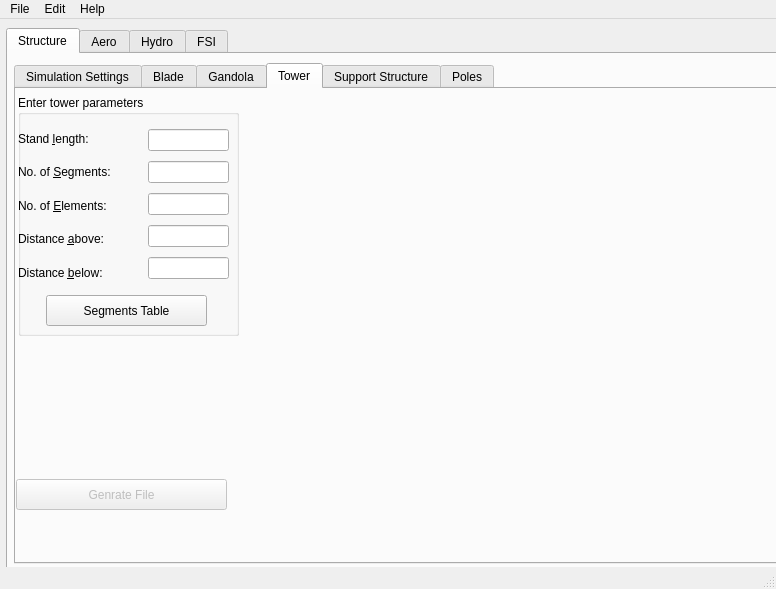
Qt form form.ui (Jamal-dev/DeSIO_GUI) before a commit.
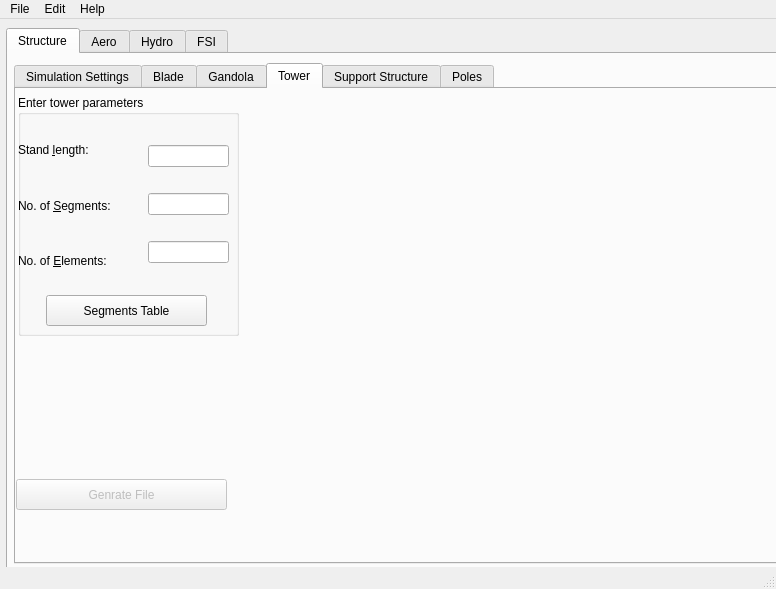
The same form after that commit. The open tabs and pages were chosen to show the change. Icons and pictures are not drawn. Custom widgets are drawn as their Qt base class.

The edit to the form file:
```diff
--- a/form.ui
+++ b/form.ui
@@ -160,26 +160,6 @@
             </property>
            </widget>
           </item>
-          <item>
-           <widget class="QLabel" name="lblStructureTower_DistanceAbove">
-            <property name="text">
-             <string>Distance &amp;above:</string>
-            </property>
-            <property name="buddy">
-             <cstring>lineStructureTower_DistanceAbove</cstring>
-            </property>
-           </widget>
-          </item>
-          <item>
-           <widget class="QLabel" name="lblStructureTower_DistanceBelove">
-            <property name="text">
-             <string>Distance &amp;below:</string>
-            </property>
-            <property name="buddy">
-             <cstring>lineStructureTower_DistanceBelow</cstring>
-            </property>
-           </widget>
-          </item>
          </layout>
         </widget>
         <widget class="QWidget" name="layoutWidget">
@@ -231,26 +211,6 @@
             </property>
            </widget>
           </item>
-          <item>
-           <widget class="QLineEdit" name="lineStructureTower_DistanceAbove">
-            <property name="inputMethodHints">
-             <set>Qt::ImhDigitsOnly</set>
-            </property>
-            <property name="clearButtonEnabled">
-             <bool>true</bool>
-            </property>
-           </widget>
-          </item>
-          <item>
-           <widget class="QLineEdit" name="lineStructureTower_DistanceBelow">
-            <property name="inputMethodHints">
-             <set>Qt::ImhDigitsOnly</set>
-            </property>
-            <property name="clearButtonEnabled">
-             <bool>true</bool>
-            </property>
-           </widget>
-          </item>
          </layout>
         </widget>
        </widget>
```
Left out of the diff: 148 changed lines with no effect on the pictures.
